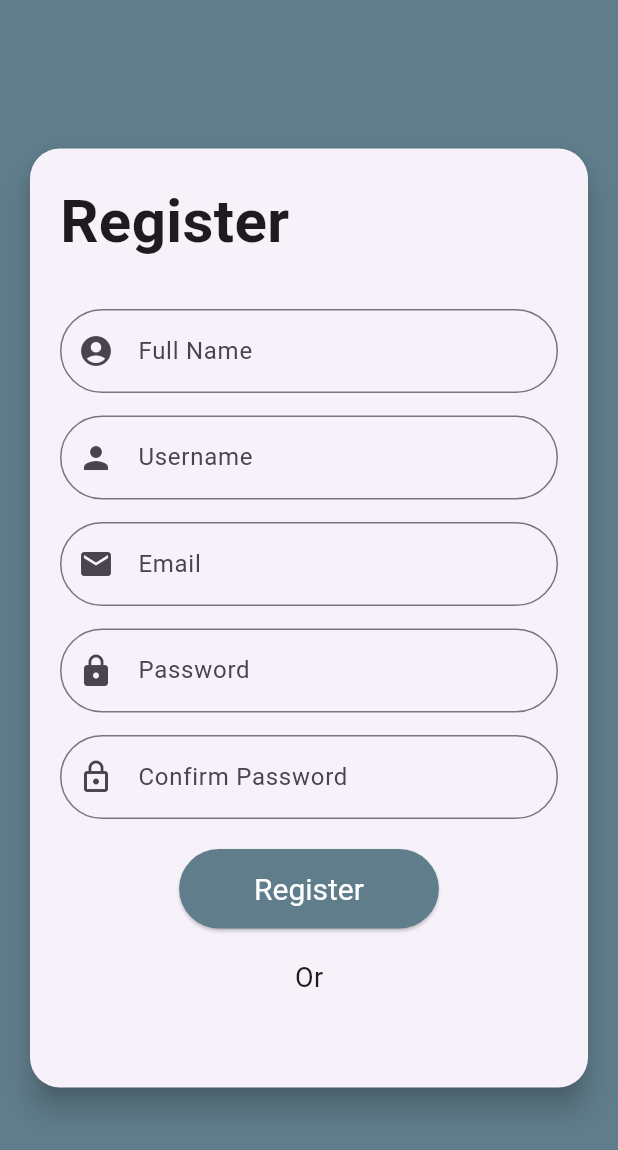
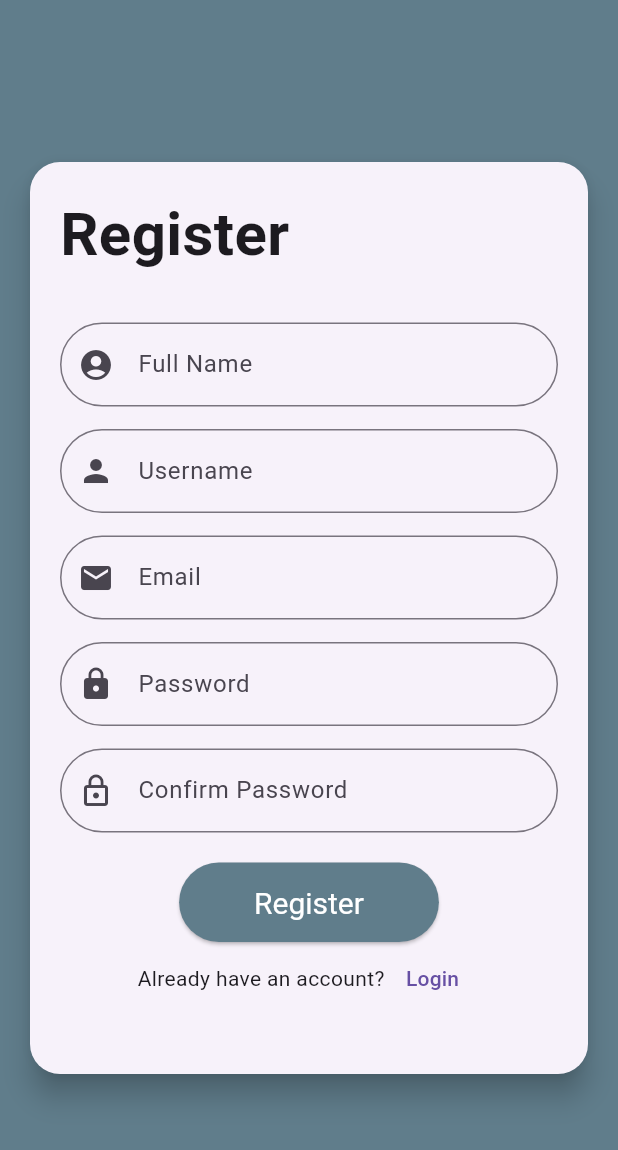
Before and after one commit to Xollll/signspeak, a Flutter app: the screen it shows after launch, on a phone screen of 412 x 824 dp. Shown: the top 1150 px of the screen. Run offline on Flutter 3.47's test engine with Material 3 defaults, Android fonts, the phone set to English and light mode, and no system bars; our stand-ins replace cloud_firestore, firebase_auth, firebase_core; accounts and stored records are empty; generated files the repository leaves out were written again.

Commit message:
setup button already have and account

```diff
--- a/lib/loginpage/register.dart
+++ b/lib/loginpage/register.dart
@@ -2,6 +2,7 @@ import 'package:flutter/material.dart';
 import 'package:firebase_auth/firebase_auth.dart';
 import 'package:cloud_firestore/cloud_firestore.dart';
 import 'package:signspeak/dashboard/homepage.dart';
+import 'package:signspeak/loginpage/login.dart';
 
 class RegisterPage extends StatefulWidget {
   const RegisterPage({super.key});
@@ -223,9 +224,25 @@ class _RegisterPageState extends State<RegisterPage> {
                                 : Text("Register"),
                       ),
 
-                      SizedBox(height: 20),
-                      Text("Or", style: TextStyle(fontSize: 18)),
-                      SizedBox(height: 20),
+                      Row(
+                        mainAxisAlignment:
+                            MainAxisAlignment
+                                .center, // Center the text and button
+                        children: [
+                          Text("Already have an account?"),
+                          TextButton(
+                            onPressed: () {
+                              Navigator.push(
+                                context,
+                                MaterialPageRoute(
+                                  builder: (context) => LoginPage(),
+                                ),
+                              );
+                            },
+                            child: Text("Login"),
+                          ),
+                        ],
+                      ),
 
                       // Google Sign-In Button
                       //SignInButton(
```
Also changed, not shown: lib/main.dart (+4 -9 lines).
